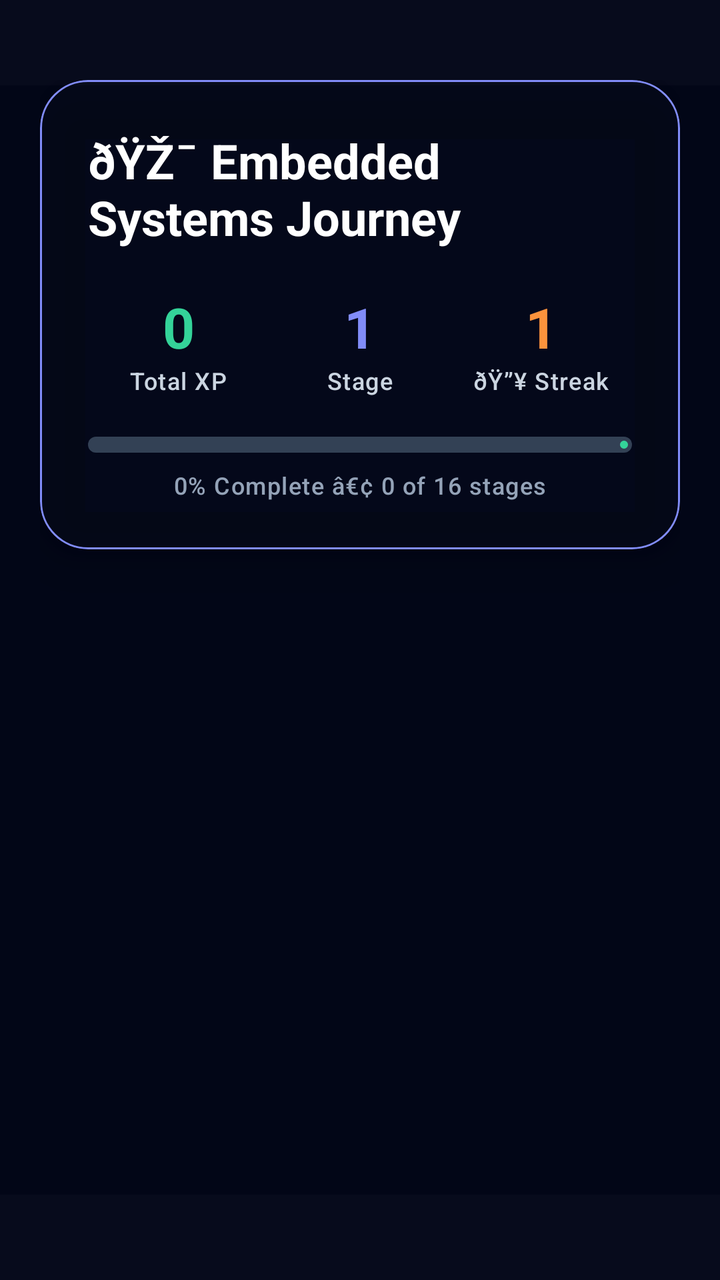
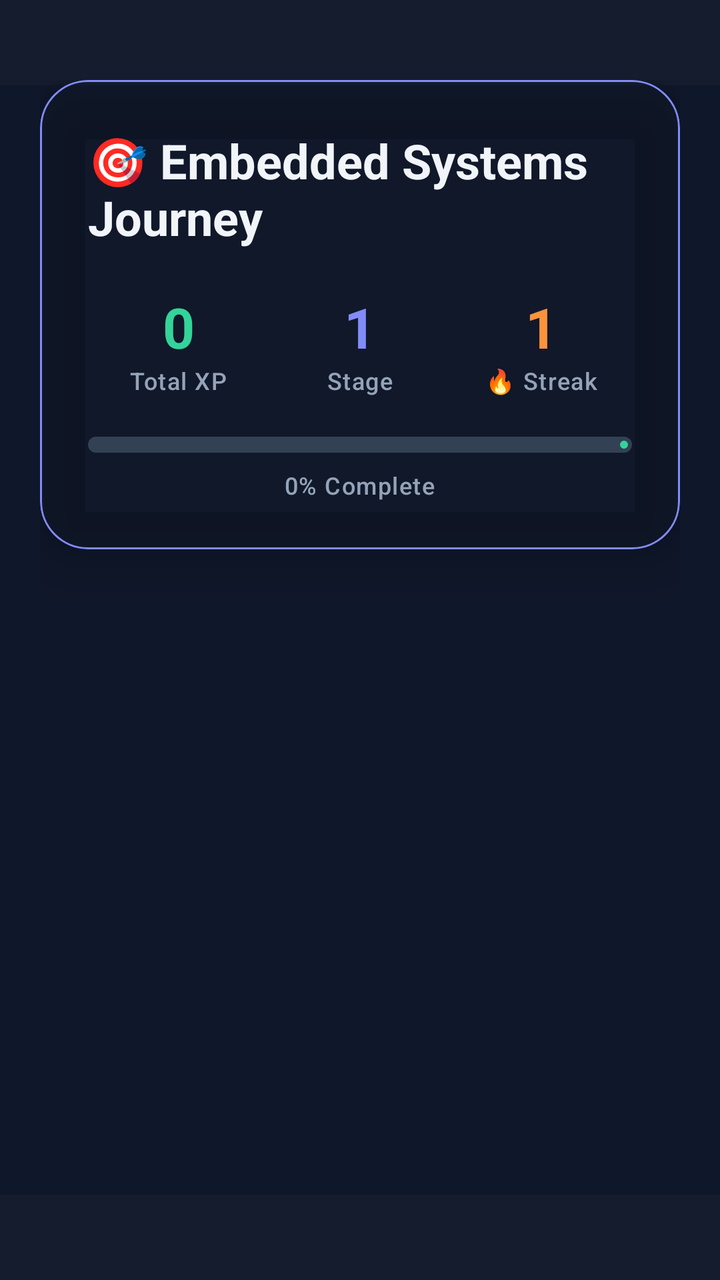

An Android layout rendered at two revisions. The XML below is the earlier revision; the diff shows what the commit changed to produce the second picture.
<!-- AndroidManifest.xml: application theme Theme.EmbeddedSystemsCareerGuide -->
<!-- res/layout/fragment_learning_path.xml -->
<?xml version="1.0" encoding="utf-8"?>
<FrameLayout xmlns:android="http://schemas.android.com/apk/res/android"
    xmlns:app="http://schemas.android.com/apk/res-auto"
    xmlns:tools="http://schemas.android.com/tools"
    android:layout_width="match_parent"
    android:layout_height="match_parent"
    android:background="@color/slate_950">

    
    <ImageView
        android:id="@+id/background_animation"
        android:importantForAccessibility="no"
        android:layout_width="match_parent"
        android:layout_height="match_parent"
        android:alpha="0.2"
        android:scaleType="centerCrop"
        android:src="@drawable/bg_tech_grid_tile" />

    
    <ScrollView
        android:id="@+id/scroll_view_map"
        android:layout_width="match_parent"
        android:layout_height="match_parent"
        android:fillViewport="true"
        android:scrollbars="none">

        <RelativeLayout
            android:id="@+id/map_container"
            android:layout_width="match_parent"
            android:layout_height="wrap_content"
            android:minHeight="2000dp"
            android:paddingStart="20dp"
            android:paddingTop="40dp"
            android:paddingEnd="20dp"
            android:paddingBottom="80dp">

            
            <com.google.android.material.card.MaterialCardView
                android:id="@+id/header_card"
                android:layout_width="match_parent"
                android:layout_height="wrap_content"
                android:layout_alignParentTop="true"
                android:layout_marginBottom="30dp"
                app:cardBackgroundColor="@color/glass_primary"
                app:cardCornerRadius="24dp"
                app:cardElevation="16dp"
                app:strokeColor="@color/indigo_400"
                app:strokeWidth="1dp">

                <LinearLayout
                    android:layout_width="match_parent"
                    android:layout_height="wrap_content"
                    android:orientation="vertical"
                    android:padding="24dp">

                    <TextView
                        android:layout_width="wrap_content"
                        android:layout_height="wrap_content"
                        android:layout_gravity="center"
                        android:text="ðŸŽ¯ Embedded Systems Journey"
                        android:textAppearance="@style/TextAppearance.Material3.HeadlineSmall"
                        android:textColor="@color/white"
                        android:textStyle="bold" />

                    
                    <LinearLayout
                        android:layout_width="match_parent"
                        android:layout_height="wrap_content"
                        android:layout_marginTop="20dp"
                        android:orientation="horizontal"
                        android:weightSum="3">

                        
                        <LinearLayout
                            android:layout_width="0dp"
                            android:layout_height="wrap_content"
                            android:layout_weight="1"
                            android:gravity="center"
                            android:orientation="vertical">

                            <TextView
                                android:id="@+id/text_total_xp"
                                android:layout_width="wrap_content"
                                android:layout_height="wrap_content"
                                android:text="0"
                                android:textAppearance="@style/TextAppearance.Material3.HeadlineMedium"
                                android:textColor="@color/emerald_400"
                                android:textStyle="bold" />

                            <TextView
                                android:layout_width="wrap_content"
                                android:layout_height="wrap_content"
                                android:text="Total XP"
                                android:textAppearance="@style/TextAppearance.Material3.LabelMedium"
                                android:textColor="@color/slate_300" />
                        </LinearLayout>

                        
                        <LinearLayout
                            android:layout_width="0dp"
                            android:layout_height="wrap_content"
                            android:layout_weight="1"
                            android:gravity="center"
                            android:orientation="vertical">

                            <TextView
                                android:id="@+id/text_current_level"
                                android:layout_width="wrap_content"
                                android:layout_height="wrap_content"
                                android:text="1"
                                android:textAppearance="@style/TextAppearance.Material3.HeadlineMedium"
                                android:textColor="@color/indigo_400"
                                android:textStyle="bold" />

                            <TextView
                                android:layout_width="wrap_content"
                                android:layout_height="wrap_content"
                                android:text="Stage"
                                android:textAppearance="@style/TextAppearance.Material3.LabelMedium"
                                android:textColor="@color/slate_300" />
                        </LinearLayout>

                        
                        <LinearLayout
                            android:layout_width="0dp"
                            android:layout_height="wrap_content"
                            android:layout_weight="1"
                            android:gravity="center"
                            android:orientation="vertical">

                            <TextView
                                android:id="@+id/text_streak"
                                android:layout_width="wrap_content"
                                android:layout_height="wrap_content"
                                android:text="1"
                                android:textAppearance="@style/TextAppearance.Material3.HeadlineMedium"
                                android:textColor="@color/orange_400"
                                android:textStyle="bold" />

                            <TextView
                                android:layout_width="wrap_content"
                                android:layout_height="wrap_content"
                                android:text="ðŸ”¥ Streak"
                                android:textAppearance="@style/TextAppearance.Material3.LabelMedium"
                                android:textColor="@color/slate_300" />
                        </LinearLayout>
                    </LinearLayout>

                    
                    <com.google.android.material.progressindicator.LinearProgressIndicator
                        android:id="@+id/progress_overall"
                        android:layout_width="match_parent"
                        android:layout_height="wrap_content"
                        android:layout_marginTop="20dp"
                        android:progress="0"
                        app:indicatorColor="@color/emerald_400"
                        app:trackColor="@color/slate_700"
                        app:trackCornerRadius="8dp"
                        app:trackThickness="8dp" />

                    <TextView
                        android:id="@+id/text_progress_detail"
                        android:layout_width="wrap_content"
                        android:layout_height="wrap_content"
                        android:layout_gravity="center"
                        android:layout_marginTop="8dp"
                        android:text="0% Complete â€¢ 0 of 16 stages"
                        android:textAppearance="@style/TextAppearance.Material3.LabelMedium"
                        android:textColor="@color/slate_400" />
                </LinearLayout>
            </com.google.android.material.card.MaterialCardView>

            
            <LinearLayout
                android:id="@+id/stages_container"
                android:layout_width="match_parent"
                android:layout_height="wrap_content"
                android:layout_below="@id/header_card"
                android:orientation="vertical" />

        </RelativeLayout>
    </ScrollView>

    

</FrameLayout>
<!-- resources referenced by this layout -->
<resources>
  <color name="emerald_400">#34D399</color>
  <color name="glass_primary">#1A1E293B</color>
  <color name="indigo_400">#818CF8</color>
  <color name="orange_400">#FB923C</color>
  <color name="slate_300">#CBD5E1</color>
  <color name="slate_400">#94A3B8</color>
  <color name="slate_700">#334155</color>
  <color name="slate_950">#020617</color>
  <color name="white">#FFFFFF</color>
  <style name="Theme.EmbeddedSystemsCareerGuide" parent="Theme.Material3.DayNight.NoActionBar">
          
          <item name="colorPrimary">@color/indigo_600</item>
          <item name="colorPrimaryVariant">@color/indigo_500</item>
          <item name="colorOnPrimary">@color/white</item>
  
          
          <item name="colorSecondary">@color/cyan_500</item>
          <item name="colorSecondaryVariant">@color/cyan_400</item>
          <item name="colorOnSecondary">@color/slate_900</item>
  
          
          <item name="android:colorBackground">@color/background</item>
          <item name="colorSurface">@color/card_background</item>
          <item name="colorOnBackground">@color/text_primary</item>
          <item name="colorOnSurface">@color/text_primary</item>
          <item name="colorSurfaceVariant">@color/card_elevated</item>
          <item name="colorOnSurfaceVariant">@color/text_secondary</item>
          <item name="colorOutline">@color/card_border</item>
  
          
          <item name="android:statusBarColor">@color/background</item>
          <item name="android:navigationBarColor">@color/background</item>
          <item name="android:windowLightStatusBar">true</item>
          <item name="android:windowLightNavigationBar">true</item>
  
          
          <item name="android:textColorPrimary">@color/text_primary</item>
          <item name="android:textColorSecondary">@color/text_secondary</item>
  
          
          <item name="materialButtonStyle">@style/Widget.App.Button</item>
          <item name="textInputStyle">@style/Widget.App.TextInputLayout</item>
          <item name="materialCardViewStyle">@style/Widget.App.CardView</item>
          <item name="alertDialogTheme">@style/Theme.App.AlertDialog</item>
          <item name="materialAlertDialogTheme">@style/Theme.App.AlertDialog</item>
      </style>
  <color name="indigo_600">#4F46E5</color>
  <color name="indigo_500">#6366F1</color>
  <color name="cyan_500">#06B6D4</color>
  <color name="cyan_400">#22D3EE</color>
  <color name="slate_900">#0F172A</color>
  <color name="slate_100">#F1F5F9</color>
  <color name="slate_600">#475569</color>
  <color name="ripple_color">#FFFFFF30</color>
  <color name="red_400">#F87171</color>
  <color name="slate_800">#1E293B</color>
  <!-- unchanged entries left out for length: 13 -->
</resources>

<!-- the commit's change to res/layout/fragment_learning_path.xml (unified diff, before → after) -->
@@ -4,7 +4,7 @@
     xmlns:tools="http://schemas.android.com/tools"
     android:layout_width="match_parent"
     android:layout_height="match_parent"
-    android:background="@color/slate_950">
+    android:background="?attr/appBackground">
 
     
     <ImageView
@@ -41,7 +41,7 @@
                 android:layout_height="wrap_content"
                 android:layout_alignParentTop="true"
                 android:layout_marginBottom="30dp"
-                app:cardBackgroundColor="@color/glass_primary"
+                app:cardBackgroundColor="?attr/appSurface"
                 app:cardCornerRadius="24dp"
                 app:cardElevation="16dp"
                 app:strokeColor="@color/indigo_400"
@@ -57,9 +57,9 @@
                         android:layout_width="wrap_content"
                         android:layout_height="wrap_content"
                         android:layout_gravity="center"
-                        android:text="ðŸŽ¯ Embedded Systems Journey"
+                        android:text="🎯 Embedded Systems Journey"
                         android:textAppearance="@style/TextAppearance.Material3.HeadlineSmall"
-                        android:textColor="@color/white"
+                        android:textColor="?attr/appTextPrimary"
                         android:textStyle="bold" />
 
                     
@@ -92,7 +92,7 @@
                                 android:layout_height="wrap_content"
                                 android:text="Total XP"
                                 android:textAppearance="@style/TextAppearance.Material3.LabelMedium"
-                                android:textColor="@color/slate_300" />
+                                android:textColor="?attr/appTextSecondary" />
                         </LinearLayout>
 
                         
@@ -117,7 +117,7 @@
                                 android:layout_height="wrap_content"
                                 android:text="Stage"
                                 android:textAppearance="@style/TextAppearance.Material3.LabelMedium"
-                                android:textColor="@color/slate_300" />
+                                android:textColor="?attr/appTextSecondary" />
                         </LinearLayout>
 
                         
@@ -140,9 +140,9 @@
                             <TextView
                                 android:layout_width="wrap_content"
                                 android:layout_height="wrap_content"
-                                android:text="ðŸ”¥ Streak"
+                                android:text="🔥 Streak"
                                 android:textAppearance="@style/TextAppearance.Material3.LabelMedium"
-                                android:textColor="@color/slate_300" />
+                                android:textColor="?attr/appTextSecondary" />
                         </LinearLayout>
                     </LinearLayout>
 
@@ -154,7 +154,7 @@
                         android:layout_marginTop="20dp"
                         android:progress="0"
                         app:indicatorColor="@color/emerald_400"
-                        app:trackColor="@color/slate_700"
+                        app:trackColor="?attr/appSurfaceElevated"
                         app:trackCornerRadius="8dp"
                         app:trackThickness="8dp" />
 
@@ -164,9 +164,9 @@
                         android:layout_height="wrap_content"
                         android:layout_gravity="center"
                         android:layout_marginTop="8dp"
-                        android:text="0% Complete â€¢ 0 of 16 stages"
+                        android:text="0% Complete"
                         android:textAppearance="@style/TextAppearance.Material3.LabelMedium"
-                        android:textColor="@color/slate_400" />
+                        android:textColor="?attr/appTextSecondary" />
                 </LinearLayout>
             </com.google.android.material.card.MaterialCardView>
 
<!-- resource entries referenced after the edit -->
@@ -6,10 +6,26 @@
   <color name="orange_400">#FB923C</color>
   <color name="slate_300">#CBD5E1</color>
   <color name="slate_400">#94A3B8</color>
+  <color name="slate_500">#64748B</color>
   <color name="slate_700">#334155</color>
-  <color name="slate_950">#020617</color>
   <color name="white">#FFFFFF</color>
   <style name="Theme.EmbeddedSystemsCareerGuide" parent="Theme.Material3.DayNight.NoActionBar">
+          
+          <item name="appBackground">@color/background</item>
+          <item name="appSurface">@color/card_background</item>
+          <item name="appSurfaceElevated">@color/card_elevated</item>
+          <item name="appOutline">@color/card_border</item>
+          <item name="appInputBackground">@color/input_background</item>
+          <item name="appTextPrimary">@color/text_primary</item>
+          <item name="appTextSecondary">@color/text_secondary</item>
+          <item name="appTextTertiary">@color/text_tertiary</item>
+          <item name="appTextHint">@color/text_hint</item>
+          <item name="appAccentMuted">@color/glass_accent</item>
+          <item name="appWindowBackground">@drawable/bg_window_midnight</item>
+  
+          
+          <item name="elevationOverlayEnabled">false</item>
+  
           
           <item name="colorPrimary">@color/indigo_600</item>
           <item name="colorPrimaryVariant">@color/indigo_500</item>
@@ -46,6 +62,20 @@
           <item name="alertDialogTheme">@style/Theme.App.AlertDialog</item>
           <item name="materialAlertDialogTheme">@style/Theme.App.AlertDialog</item>
       </style>
+  <color name="input_background">@color/slate_700</color>
+  <color name="text_tertiary">@color/slate_500</color>
+  <color name="text_hint">@color/slate_500</color>
+  <color name="glass_accent">#1A6366F1</color>
+  <!-- drawable bg_window_midnight (drawable) -->
+  <?xml version="1.0" encoding="utf-8"?>
+  <shape xmlns:android="http://schemas.android.com/apk/res/android">
+      <gradient
+          android:angle="135"
+          android:startColor="#0B1120"
+          android:centerColor="#0B1120"
+          android:endColor="#131C31"
+          android:type="linear" />
+  </shape>
   <color name="indigo_600">#4F46E5</color>
   <color name="indigo_500">#6366F1</color>
   <color name="cyan_500">#06B6D4</color>
